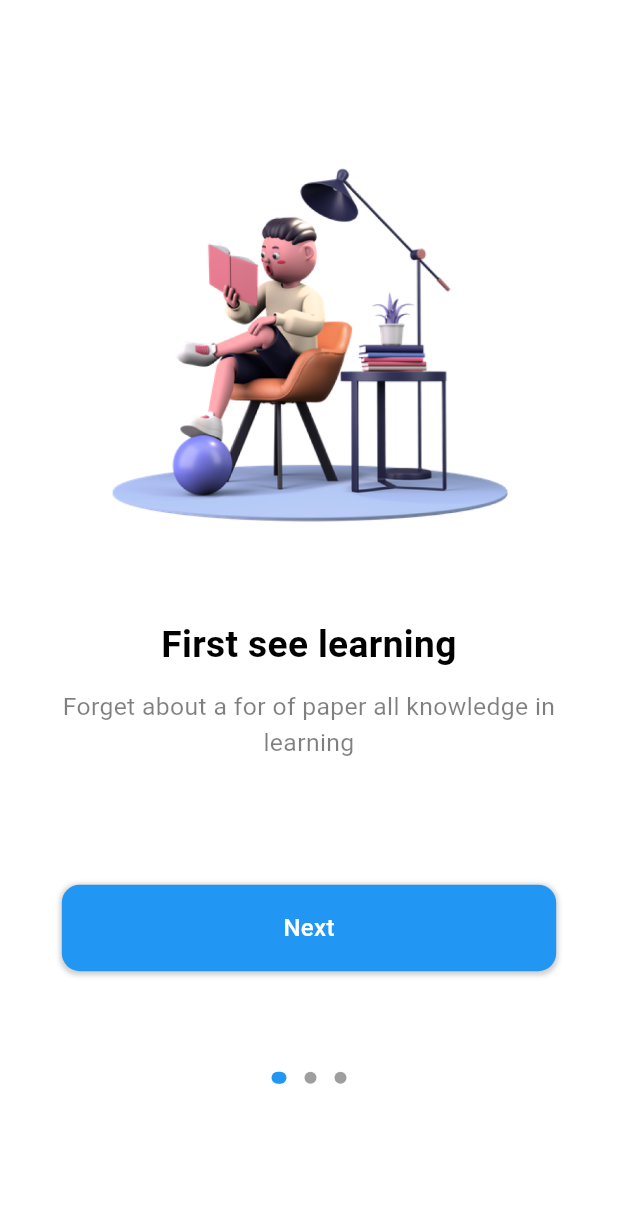
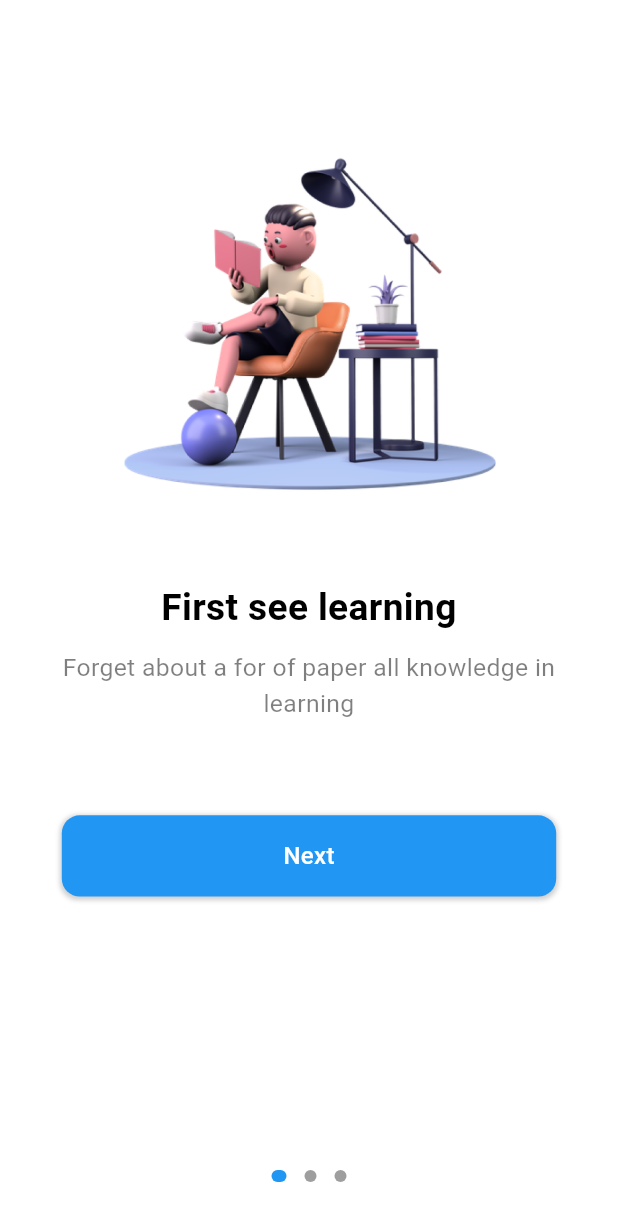
Before and after one commit to MostakAhmedShahad/online_class, a Flutter app: the screen it shows after launch, on a phone screen of 412 x 824 dp. Shown: the top 1221 px of the screen. Run offline on Flutter 3.47's test engine with Material 3 defaults, Android fonts, the phone set to English and light mode, and no system bars; drawn by our look-alikes of dots_indicator; our stand-ins replace cloud_firestore, flutter_bloc, flutter_screenutil; accounts and stored records are empty.

Commit message:
responsive_ui

```diff
--- a/lib/pages/welcome/welcome.dart
+++ b/lib/pages/welcome/welcome.dart
@@ -19,16 +19,18 @@ class _WelcomeState extends State<Welcome> {
   Widget build(BuildContext context) {
     return BlocBuilder<WelcomeBloc, WelcomeState>(
       builder: (context, state) {
-        return ScreenUtilInit(
-          designSize: const Size(360, 690),
-          builder: (context, child) {
         return Scaffold(
           backgroundColor: Colors.white,
           body: SafeArea(
-                child: Stack(
-                  alignment: Alignment.topCenter,
+            child: LayoutBuilder(
+              builder: (context, constraints) {
+                return Center(
+                  child: ConstrainedBox(
+                    constraints: const BoxConstraints(maxWidth: 600),
+                    child: Column(
                       children: [
-                    PageView(
+                        Expanded(
+                          child: PageView(
                             controller: pageController,
                             onPageChanged: (index) {
                               state.page = index;
@@ -62,8 +64,9 @@ class _WelcomeState extends State<Welcome> {
                               ),
                             ],
                           ),
-                    Positioned(
-                      bottom: 80.h,
+                        ),
+                        Padding(
+                          padding: const EdgeInsets.only(bottom: 30),
                           child: DotsIndicator(
                             dotsCount: 3,
                             position: state.page.toDouble(),
@@ -78,12 +81,14 @@ class _WelcomeState extends State<Welcome> {
                               ),
                             ),
                           ),
-                    ),
+                        )
                       ],
                     ),
                   ),
                 );
               },
+            ),
+          ),
         );
       },
     );
@@ -91,22 +96,22 @@ class _WelcomeState extends State<Welcome> {
 
   Widget _page(BuildContext context, int index, String buttonName,
       String tittle, String subtittle, String imagePath) {
-    final screenWidth = MediaQuery.of(context).size.width;
-    final screenHeight = MediaQuery.of(context).size.height;
-
+    return LayoutBuilder(
+      builder: (context, constraints) {
+        final screenWidth = constraints.maxWidth;
+        final screenHeight = constraints.maxHeight;
         return SingleChildScrollView(
-      child: Container(
+          child: Padding(
             padding: EdgeInsets.symmetric(horizontal: screenWidth * 0.07),
             child: Column(
               crossAxisAlignment: CrossAxisAlignment.center,
               children: [
                 SizedBox(height: screenHeight * 0.1),
-            Container(
+                SizedBox(
                   height: screenHeight * 0.35,
                   width: screenWidth * 0.8,
-              //color: Colors.grey.shade200,
                   child: Center(
-                child: Image.asset(imagePath),
+                    child: Image.asset(imagePath, fit: BoxFit.contain),
                   ),
                 ),
                 SizedBox(height: screenHeight * 0.05),
@@ -128,7 +133,7 @@ class _WelcomeState extends State<Welcome> {
                     fontSize: screenWidth * 0.04,
                   ),
                 ),
-            SizedBox(height: screenHeight * 0.1),
+                SizedBox(height: screenHeight * 0.08),
                 GestureDetector(
                   onTap: () {
                     if (index < 3) {
@@ -136,7 +141,8 @@ class _WelcomeState extends State<Welcome> {
                           duration: const Duration(milliseconds: 800),
                           curve: Curves.easeIn);
                     } else {
-                  Navigator.of(context).pushNamedAndRemoveUntil("myHomePage", (route)=> false);
+                      Navigator.of(context).pushNamedAndRemoveUntil(
+                          "myHomePage", (route) => false);
                     }
                   },
                   child: Container(
@@ -171,5 +177,7 @@ class _WelcomeState extends State<Welcome> {
             ),
           ),
         );
+      },
+    );
   }
 }
```
Lines whose indentation alone changed are shown as unchanged.
